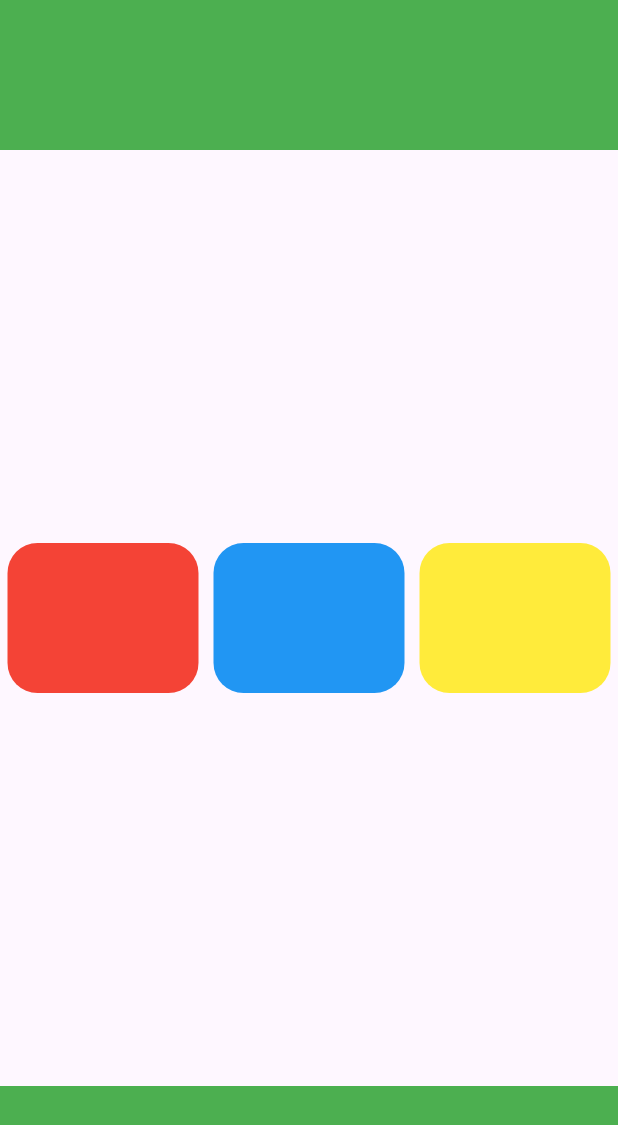
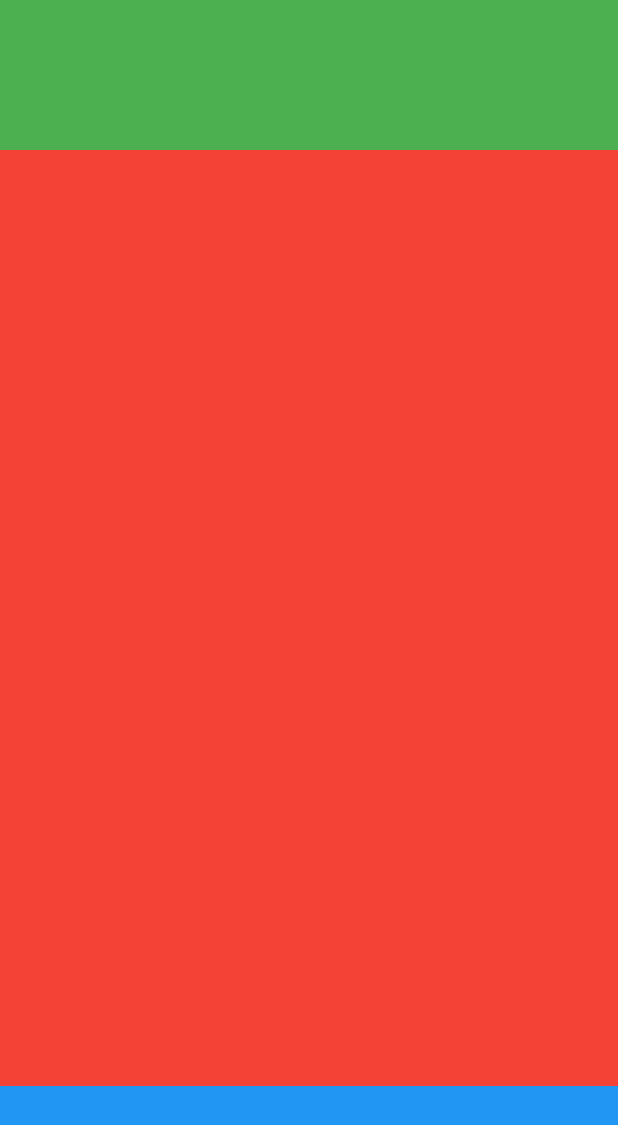
Before and after one commit to Umar2110/flutter_lesson_with_chatgpt, a Flutter app: the screen it shows after launch, on a phone screen of 412 x 824 dp. Shown: the top 1125 px of the screen. Run offline on Flutter 3.47's test engine with Material 3 defaults, Android fonts, the phone set to English and light mode, and no system bars.

Commit message:
Lesson 7 complete Expanded clear

```diff
--- /dev/null
+++ b/lib/Lesson7.dart
@@ -0,0 +1,18 @@
+import 'package:flutter/material.dart';
+
+class Lesson7 extends StatelessWidget {
+  const Lesson7({super.key});
+
+  @override
+  Widget build(BuildContext context) {
+    return Scaffold(
+      body: Column(
+        children: [
+          Container(height: 100, color: Colors.green),
+          Expanded(child: Container(color: Colors.red)),
+          Container(height: 100, color: Colors.blue),
+        ],
+      ),
+    );
+  }
+}
--- a/lib/main.dart
+++ b/lib/main.dart
@@ -1,6 +1,6 @@
 import "package:flutter/material.dart";
 
-import "package:flutter_lesson/Lesson6.dart";
+import "package:flutter_lesson/Lesson7.dart";
 
 void main() => runApp(MyApp());
 
@@ -9,7 +9,7 @@ class MyApp extends StatelessWidget {
 
   @override
   Widget build(BuildContext context) {
-    return MaterialApp(debugShowCheckedModeBanner: false, home: Lesson6());
+    return MaterialApp(debugShowCheckedModeBanner: false, home: Lesson7());
   }
 }
 
```
